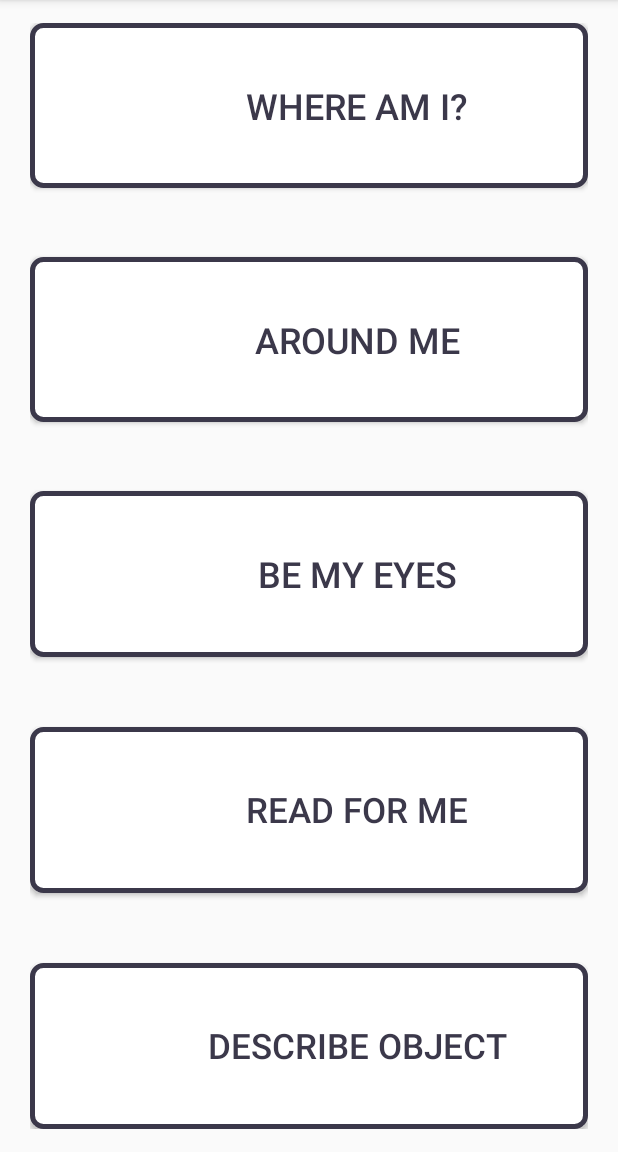
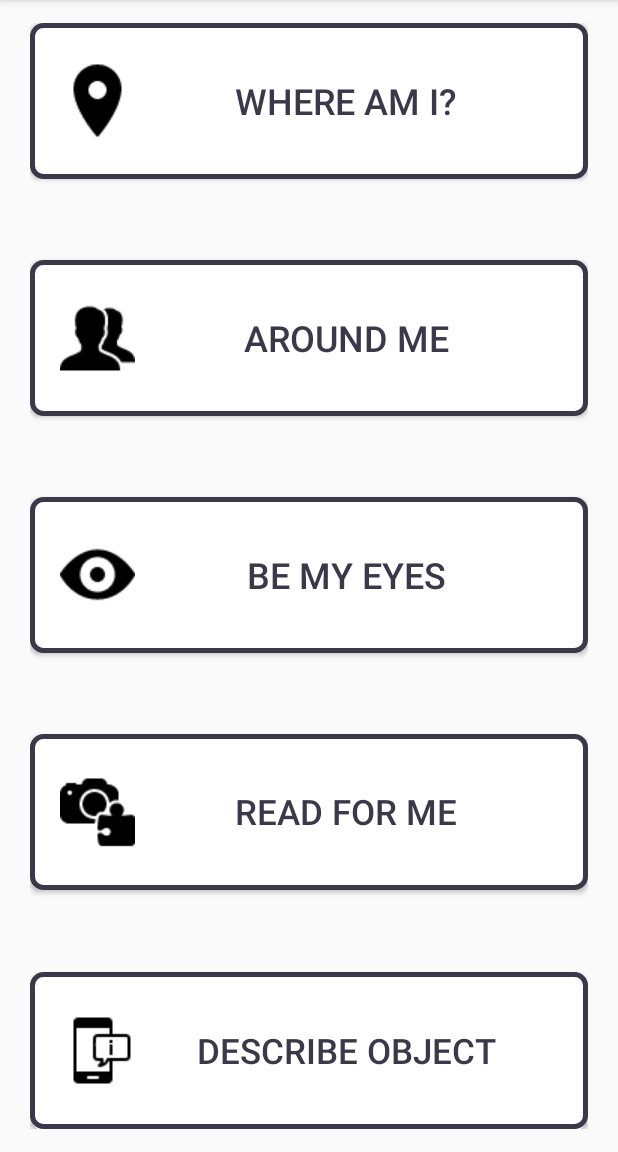
Before and after one commit to LaQuay/HackUPC-Fall-2017, an Android app: the screen it shows after launch (MainActivity), on a phone screen of 412 x 824 dp, the part 84-1236 px from its top. Run offline under Robolectric (Android 15) with nearby library versions, the phone set to English and light mode, and no system bars; our stand-ins replace Volley.

Commit message:
main icons

```diff
--- a/android/app/src/main/res/layout/fragment_main_activity.xml
+++ b/android/app/src/main/res/layout/fragment_main_activity.xml
@@ -20,7 +20,7 @@
             android:layout_height="wrap_content"
             android:layout_weight="1"
             android:background="@drawable/button_drawable"
-            android:drawableLeft="@drawable/common_full_open_on_phone"
+            android:drawableLeft="@drawable/ic_location"
             android:paddingLeft="20dp"
             android:paddingRight="20dp"
             android:text="Where am I?"
@@ -39,7 +39,7 @@
             android:layout_height="wrap_content"
             android:layout_weight="1"
             android:background="@drawable/button_drawable"
-            android:drawableLeft="@drawable/common_full_open_on_phone"
+            android:drawableLeft="@drawable/ic_group"
             android:paddingLeft="20dp"
             android:paddingRight="20dp"
             android:text="Around me"
@@ -58,7 +58,7 @@
             android:layout_height="wrap_content"
             android:layout_weight="1"
             android:background="@drawable/button_drawable"
-            android:drawableLeft="@drawable/common_full_open_on_phone"
+            android:drawableLeft="@drawable/ic_eyes"
             android:paddingLeft="20dp"
             android:paddingRight="20dp"
             android:text="Be my eyes"
@@ -77,7 +77,7 @@
             android:layout_height="wrap_content"
             android:layout_weight="1"
             android:background="@drawable/button_drawable"
-            android:drawableLeft="@drawable/common_full_open_on_phone"
+            android:drawableLeft="@drawable/ic_read"
             android:paddingLeft="20dp"
             android:paddingRight="20dp"
             android:text="Read for me"
@@ -96,7 +96,7 @@
             android:layout_height="wrap_content"
             android:layout_weight="1"
             android:background="@drawable/button_drawable"
-            android:drawableLeft="@drawable/common_full_open_on_phone"
+            android:drawableLeft="@drawable/ic_info"
             android:paddingLeft="20dp"
             android:paddingRight="20dp"
             android:text="Describe object"
--- a/android/app/src/main/res/layout/fragment_main_helper_activity.xml
+++ b/android/app/src/main/res/layout/fragment_main_helper_activity.xml
@@ -21,7 +21,7 @@
             android:layout_height="wrap_content"
             android:layout_weight="1"
             android:background="@drawable/button_drawable"
-            android:drawableLeft="@drawable/common_full_open_on_phone"
+            android:drawableLeft="@drawable/ic_answer"
             android:paddingLeft="20dp"
             android:paddingRight="20dp"
             android:text="Photo Answer"
```
Also changed, not shown: android/app/src/main/res/drawable/ic_answer.png (added), android/app/src/main/res/drawable/ic_eyes.png (added), android/app/src/main/res/drawable/ic_group.png (added), android/app/src/main/res/drawable/ic_info.png (added), android/app/src/main/res/drawable/ic_location.png (added), android/app/src/main/res/drawable/ic_read.png (added), 1 other file.
